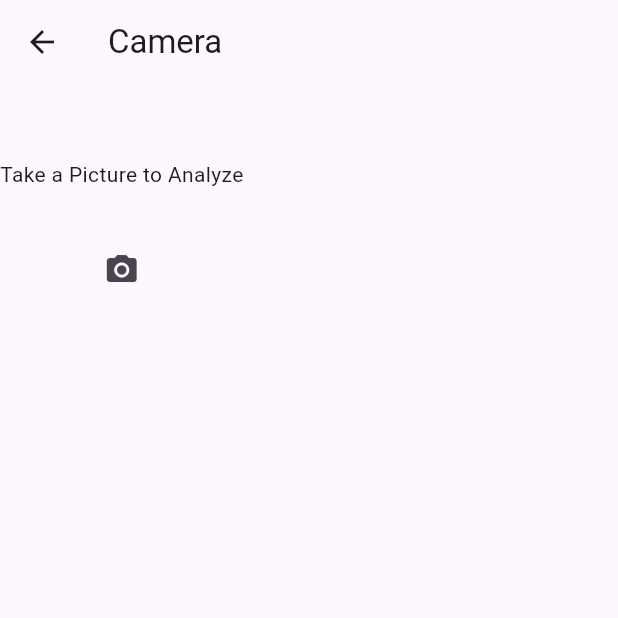
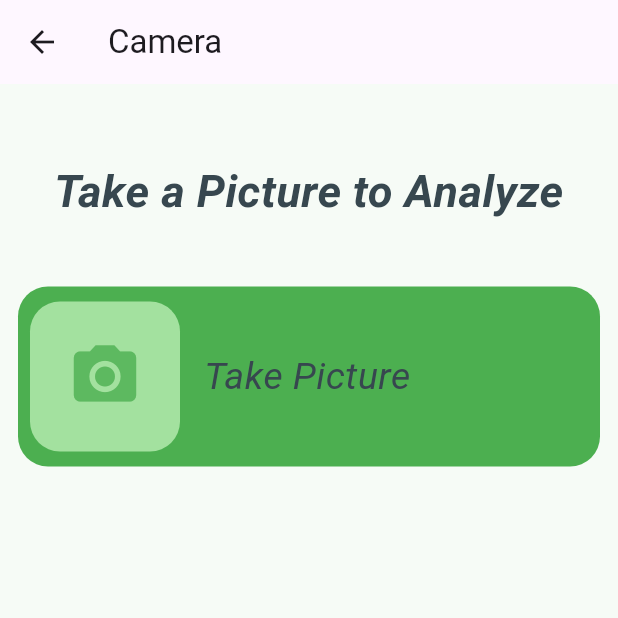
Before and after one commit to RayyanZaid/flora_insight, a Flutter app: the screen it shows after launch, item 2 of the bottom bar chosen, after a tap on the "add" icon, on a phone screen of 412 x 824 dp, the top half of it. Run offline on Flutter 3.47's test engine with Material 3 defaults, Android fonts, the phone set to English and light mode, and no system bars; our stand-ins replace image_picker.

Commit message:
done with frontend 10/20

```diff
--- a/lib/cameraTab.dart
+++ b/lib/cameraTab.dart
@@ -1,5 +1,10 @@
+import 'dart:io';
+
 import 'package:flutter/material.dart';
 import 'package:image_picker/image_picker.dart';
+import 'package:watering_flutter_app/healthAnalysisPage.dart';
+import 'package:watering_flutter_app/imageButton.dart';
+import 'constants.dart';
 
 class CameraTab extends StatefulWidget {
   @override
@@ -12,10 +17,6 @@ class CameraTabState extends State<CameraTab> {
 
   // State Variable (it can change)
   XFile? _imageFile;
-
-  int returnSum(int a, int b) {
-    return a + b;
-  }
 
   Future<void> takePicture() async {
     var pickedImage = await _picker.pickImage(source: ImageSource.camera);
@@ -30,19 +31,49 @@ class CameraTabState extends State<CameraTab> {
   @override
   Widget build(BuildContext context) {
     return Scaffold(
-        appBar: AppBar(title: Text("Camera")),
+        backgroundColor: primaryColor.withOpacity(0.05),
+        appBar: AppBar(title: const Text("Camera")),
         body: _imageFile == null
             ? Column(
+                // ignore: sort_child_properties_last
                 children: [
-                  SizedBox(height: 50),
-                  Text("Take a Picture to Analyze"),
-                  SizedBox(height: 30),
-                  IconButton(
-                    icon: Icon(Icons.camera_alt),
-                    onPressed: takePicture,
-                  )
+                  const SizedBox(height: 50),
+                  Text(
+                    "Take a Picture to Analyze",
+                    textAlign: TextAlign.center,
+                    style: TextStyle(
+                        fontSize: 30,
+                        fontWeight: FontWeight.bold,
+                        color: textColor,
+                        fontStyle: FontStyle.italic),
+                  ),
+                  const SizedBox(height: 30),
+                  ImageButton(
+                      icon: Icons.camera_alt,
+                      onPressed: takePicture,
+                      label: 'Take Picture')
                 ],
+                crossAxisAlignment: CrossAxisAlignment.center,
               )
-            : Text("Image Selected"));
+            : Padding(
+                padding: EdgeInsets.all(8.0),
+                child: Center(
+                  child: Column(
+                    children: [
+                      InkWell(child: Image.file(File(_imageFile!.path))),
+                      ElevatedButton(
+                          onPressed: () {
+                            Navigator.push(
+                              context,
+                              MaterialPageRoute(
+                                  builder: (context) => HealthAnalysisPage(
+                                        imagePath: _imageFile!.path,
+                                      )),
+                            );
+                          },
+                          child: Text('Health Analysis'))
+                    ],
+                  ),
+                )));
   }
 }
--- a/lib/healthAnalysisPage.dart
+++ b/lib/healthAnalysisPage.dart
@@ -1,6 +1,10 @@
 import 'package:flutter/material.dart';
 
 class HealthAnalysisPage extends StatefulWidget {
+  final String? imagePath;
+
+  const HealthAnalysisPage({Key? key, required this.imagePath});
+
   @override
   HealthAnalysisPageState createState() => HealthAnalysisPageState();
 }
--- /dev/null
+++ b/lib/imageButton.dart
@@ -0,0 +1,58 @@
+import 'package:flutter/material.dart';
+
+import '../constants.dart';
+
+class ImageButton extends StatelessWidget {
+  final IconData icon;
+  final VoidCallback onPressed;
+  final String label;
+
+  const ImageButton({
+    required this.icon,
+    required this.onPressed,
+    required this.label,
+  });
+
+  @override
+  Widget build(BuildContext context) {
+    return InkWell(
+      onTap: onPressed,
+      child: Padding(
+        padding: const EdgeInsets.all(12),
+        child: Container(
+          height: 120,
+          decoration: BoxDecoration(
+            borderRadius: BorderRadius.all(Radius.circular(20)),
+            color: primaryColor,
+          ),
+          child: Row(
+            children: [
+              Padding(
+                padding: const EdgeInsets.all(8.0),
+                child: Container(
+                    width: 100,
+                    height: 100,
+                    decoration: BoxDecoration(
+                      borderRadius: BorderRadius.all(Radius.circular(20)),
+                      color: secondaryColor,
+                    ),
+                    child: Icon(icon,
+                        size: 50, color: primaryColor.withOpacity(0.8))),
+              ),
+              Padding(
+                padding: const EdgeInsets.all(8.0),
+                child: Text(
+                  label,
+                  style: TextStyle(
+                      fontSize: 25,
+                      color: textColor,
+                      fontStyle: FontStyle.italic),
+                ),
+              )
+            ],
+          ),
+        ),
+      ),
+    );
+  }
+}
--- a/lib/routePage.dart
+++ b/lib/routePage.dart
@@ -21,12 +21,7 @@ class RoutePageState extends State<RoutePage> {
   void initState() {
     super.initState();
     //defintion
-    WidgetOptions = [
-      HomePage(),
-      MyPlantPage(),
-      HealthAnalysisPage(),
-      PlantSearchPage()
-    ];
+    WidgetOptions = [HomePage(), MyPlantPage(), PlantSearchPage()];
   }
 
   void onItemTapped(int index) {
```
